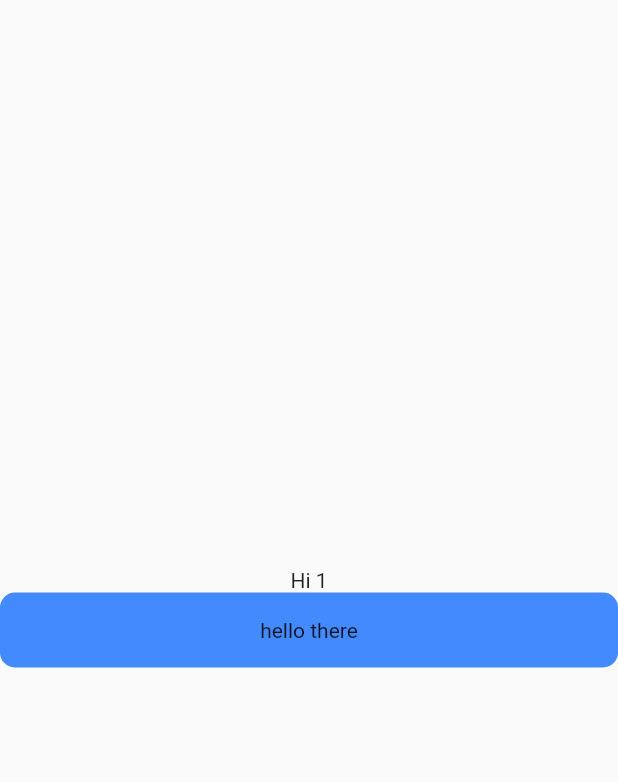
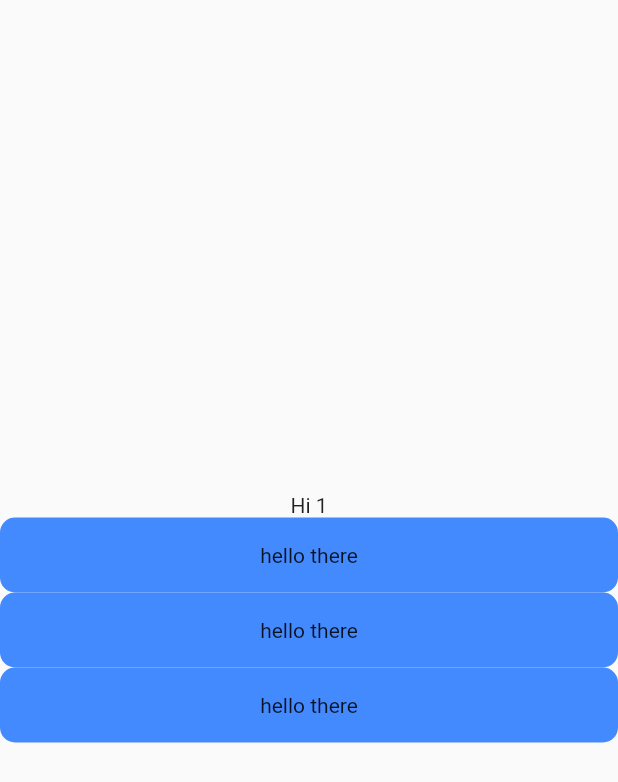
Before and after one commit to Gaurav4604/flutterRepo, a Flutter app: the AdjustableList screen opened by its route, on a phone screen of 412 x 824 dp. Shown: the top 782 px of the screen. Run offline on Flutter 3.47's test engine with Material 2 defaults, Android fonts, the phone set to English and light mode, and no system bars; our stand-ins replace camera, flutter_spinkit, sqflite; accounts and stored records are empty.

Commit message:
layout builder implemented

```diff
--- a/flutter-new/test_app/lib/adjustable_list.dart
+++ b/flutter-new/test_app/lib/adjustable_list.dart
@@ -22,7 +22,9 @@ class AdjustableList extends StatelessWidget {
                   // Spacer(
                   //   flex: 1,
                   // ),
-                  ItemWidget(content: "hello there")
+                  ItemWidget(content: "hello there"),
+                  ItemWidget(content: "hello there"),
+                  ItemWidget(content: "hello there"),
                 ],
               )),
         );
@@ -45,6 +47,7 @@ class ItemWidget extends StatelessWidget {
           ),
           child: Container(
             height: 50,
+            padding: const EdgeInsets.symmetric(horizontal: 5, vertical: 5),
             alignment: Alignment.center,
             decoration: const BoxDecoration(
                 color: Colors.blueAccent,
```
